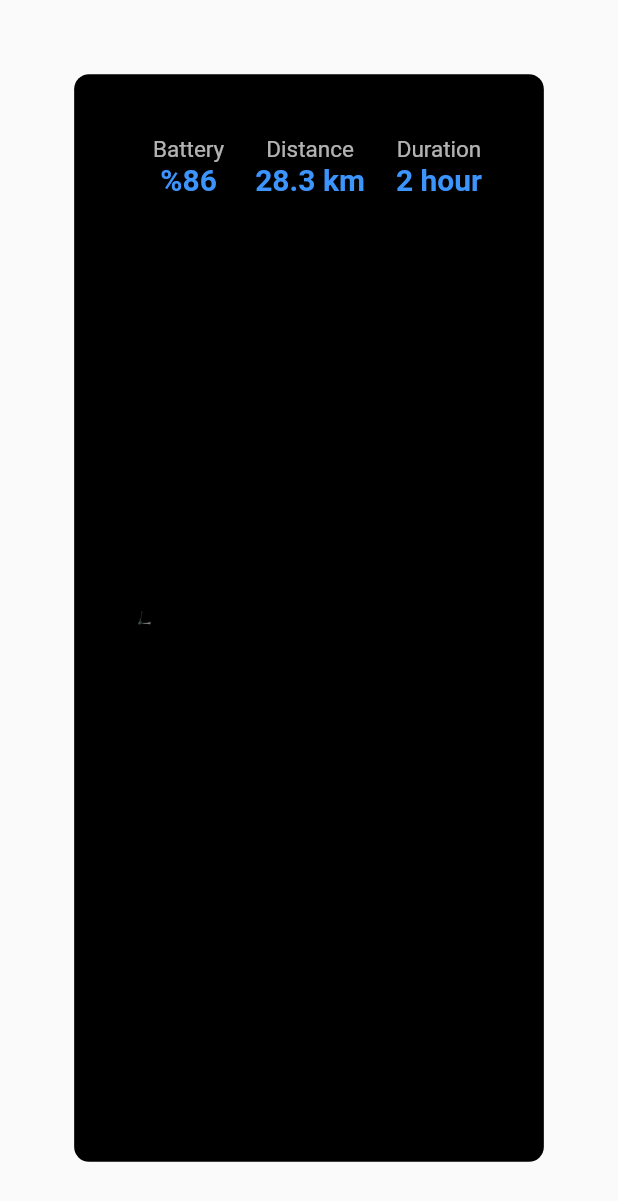
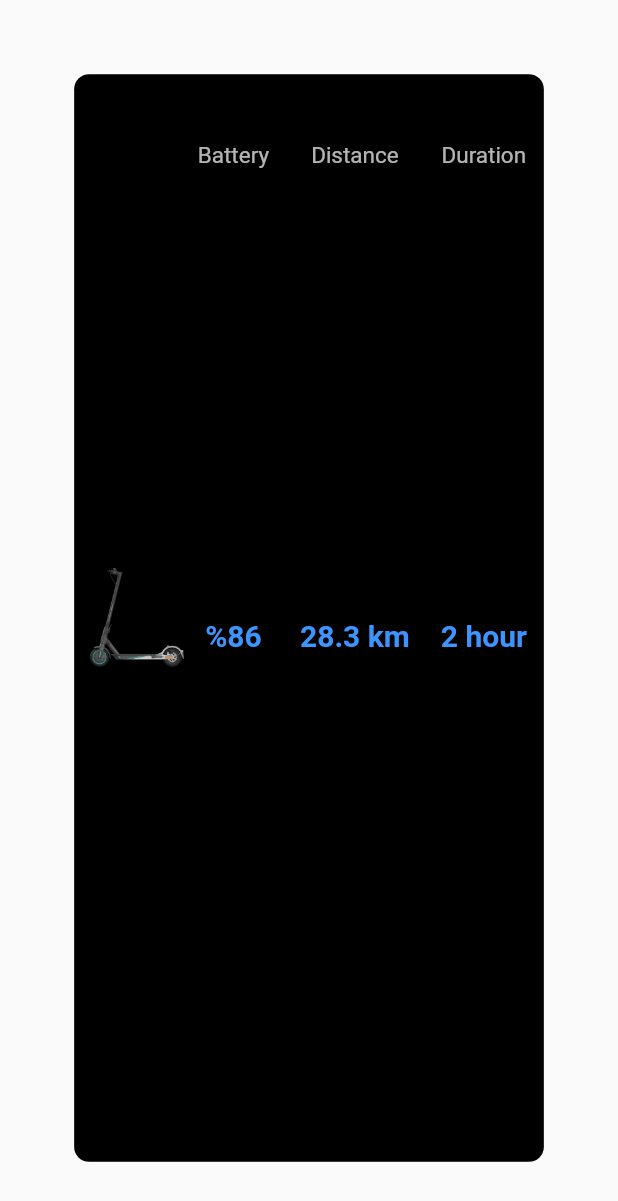
Before and after one commit to sonerxdev/Animated-eScooter-App-UI, a Flutter app: the MapItemDetails widget shown alone on an empty page, opened directly, on a phone screen of 412 x 824 dp. Shown: the top 1201 px of the screen. Run offline on Flutter 3.47's test engine with Material 2 defaults, Android fonts, the phone set to English and light mode, and no system bars; our stand-ins replace fl_chart, flutter_map, flutter_svg, google_fonts, latlong2, percent_indicator; Roboto replaces fonts that are missing (Yantramanav).

Commit message:
bug fixes.

```diff
--- a/lib/smartScooterApp/screens/bottom_nav_bar.dart
+++ b/lib/smartScooterApp/screens/bottom_nav_bar.dart
@@ -1,6 +1,4 @@
-import 'package:animation_library/core/base_state.dart';
 import 'package:animation_library/core/constants.dart';
-
 import 'package:animation_library/smartScooterApp/models/home_controller.dart';
 import 'package:animation_library/smartScooterApp/screens/battery_page.dart';
 import 'package:animation_library/smartScooterApp/screens/home_page.dart';
--- a/lib/smartScooterApp/screens/location_page.dart
+++ b/lib/smartScooterApp/screens/location_page.dart
@@ -1,5 +1,6 @@
 import 'package:animation_library/core/base_state.dart';
 import 'package:animation_library/core/constants.dart';
+import 'package:animation_library/smartScooterApp/screens/profile_page.dart';
 import 'package:flutter/material.dart';
 import 'package:flutter_map/flutter_map.dart';
 import 'package:google_fonts/google_fonts.dart';
@@ -86,6 +87,13 @@ class LocationPage extends StatelessWidget {
           Positioned(
             top: context.dynamicHeight(0.03),
             right: context.dynamicWidth(0.05),
+            child: GestureDetector(
+              onTap: () => Navigator.push(
+                context,
+                MaterialPageRoute(builder: (context) => ProfilePage()),
+              ),
+              child: Hero(
+                tag: 'profile-photo',
                 child: CircleAvatar(
                   child: Padding(
                     padding: EdgeInsets.only(
@@ -100,6 +108,8 @@ class LocationPage extends StatelessWidget {
                   ),
                   backgroundImage: AssetImage(
                     "assets/images/person.jpg",
+                  ),
+                ),
               ),
             ),
           ),
@@ -147,19 +157,26 @@ class MapItemDetails extends StatelessWidget {
     return Padding(
       padding: context.insetsAll(0.06),
       child: Container(
-        padding: context.insetsAll(0.05),
+        padding: EdgeInsets.only(
+          top: context.dynamicHeight(0.055),
+          bottom: context.dynamicHeight(0.055),
+          // left: context.dynamicWidth(0.01),
+          //  right: context.dynamicWidth(0.04),
+        ),
         decoration: boxDecoration1(),
         child: Row(
-          mainAxisAlignment: MainAxisAlignment.center,
           children: [
-            Expanded(
+            Container(
+              height: context.dynamicHeight(0.2),
+              width: context.dynamicWidth(0.2),
               child: Image.asset(
                 "assets/images/scooter.png",
               ),
             ),
             Column(
               children: [
-                Text(
+                Expanded(
+                  child: Text(
                     "Battery",
                     style: GoogleFonts.yantramanav(
                       textStyle: TextStyle(
@@ -169,13 +186,16 @@ class MapItemDetails extends StatelessWidget {
                       ),
                     ),
                   ),
-                Text(
+                ),
+                Expanded(
+                  child: Text(
                     "%86",
                     style: GoogleFonts.yantramanav(
                       textStyle: TextStyle(
                         fontSize: 20,
                         color: textColor,
                         fontWeight: FontWeight.bold,
+                      ),
                     ),
                   ),
                 ),
@@ -186,7 +206,8 @@ class MapItemDetails extends StatelessWidget {
             ),
             Column(
               children: [
-                Text(
+                Expanded(
+                  child: Text(
                     "Distance",
                     style: GoogleFonts.yantramanav(
                       textStyle: TextStyle(
@@ -196,13 +217,16 @@ class MapItemDetails extends StatelessWidget {
                       ),
                     ),
                   ),
-                Text(
+                ),
+                Expanded(
+                  child: Text(
                     "28.3 km",
                     style: GoogleFonts.yantramanav(
                       textStyle: TextStyle(
                         fontSize: 20,
                         color: textColor,
                         fontWeight: FontWeight.bold,
+                      ),
                     ),
                   ),
                 ),
@@ -213,7 +237,8 @@ class MapItemDetails extends StatelessWidget {
             ),
             Column(
               children: [
-                Text(
+                Expanded(
+                  child: Text(
                     "Duration",
                     style: GoogleFonts.yantramanav(
                       textStyle: TextStyle(
@@ -223,13 +248,16 @@ class MapItemDetails extends StatelessWidget {
                       ),
                     ),
                   ),
-                Text(
+                ),
+                Expanded(
+                  child: Text(
                     "2 hour",
                     style: GoogleFonts.yantramanav(
                       textStyle: TextStyle(
                         fontSize: 20,
                         color: textColor,
                         fontWeight: FontWeight.bold,
+                      ),
                     ),
                   ),
                 ),
```
Also changed, not shown: lib/smartScooterApp/screens/home_page.dart (+13 -3 lines), lib/smartScooterApp/screens/profile_page.dart (+75 -1 lines). Lines whose indentation alone changed are shown as unchanged.
